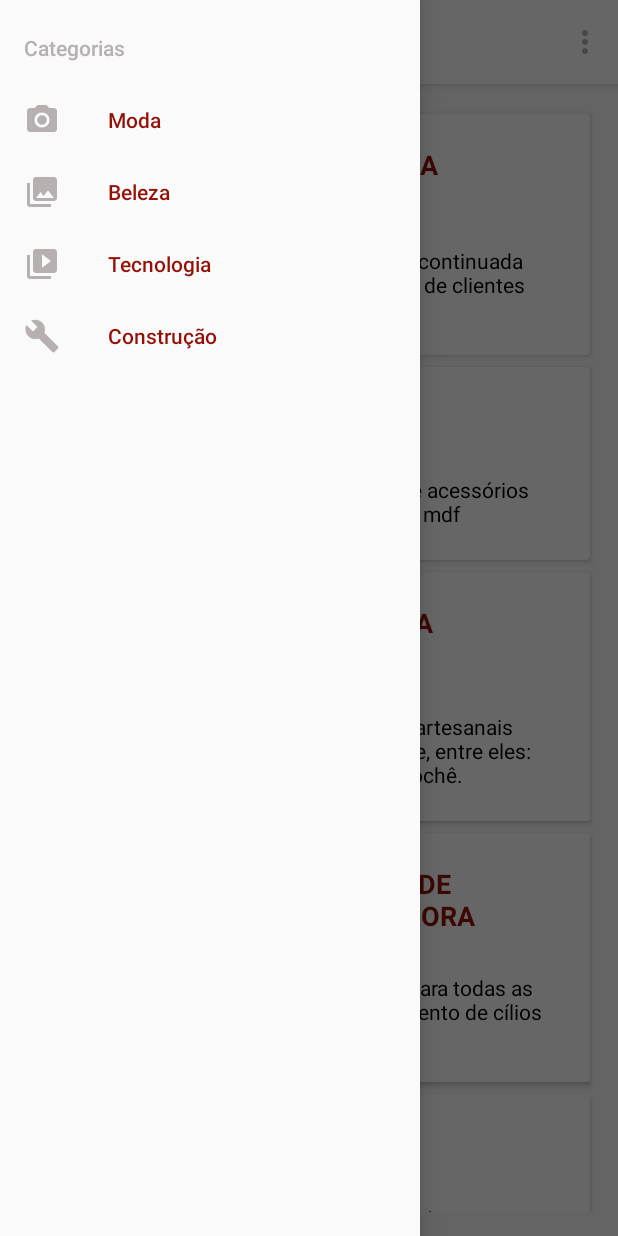
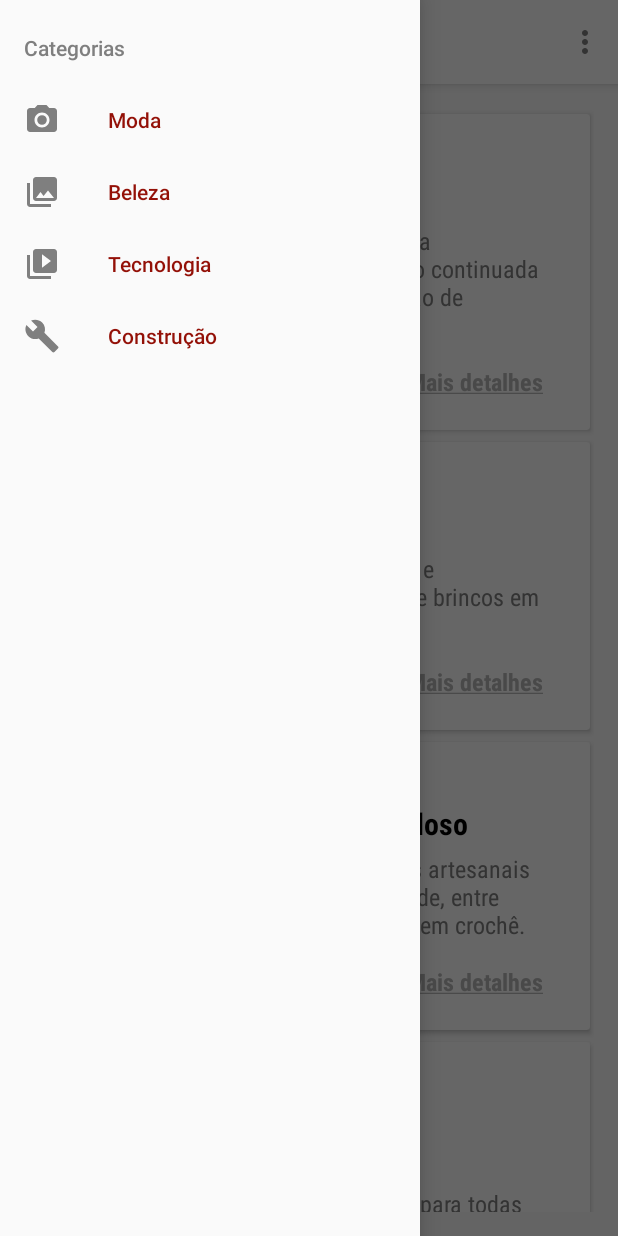
Before and after one commit to kterra/kilombu-android, an Android app: the screen it shows after launch (MainActivity), with the side drawer open, on a phone screen of 412 x 824 dp. Run offline under Robolectric (Android 15) with nearby library versions, the light colour scheme and no system bars.

Commit message:
design main activity

```diff
--- a/app/src/main/res/layout/activity_gallery.xml
+++ b/app/src/main/res/layout/activity_gallery.xml
@@ -5,7 +5,7 @@
     android:layout_width="wrap_content"
     android:layout_height="wrap_content"
     android:columnCount="2"
-    android:orientaion="horizontal"
+    android:orientation="vertical"
     android:paddingBottom="30dp"
     android:paddingLeft="16dp"
     android:paddingRight="16dp"
--- a/app/src/main/res/layout/item.xml
+++ b/app/src/main/res/layout/item.xml
@@ -23,34 +23,37 @@
             android:layout_marginRight="16dp"
             /> -->
 
+
+        <TextView
+            android:layout_width="wrap_content"
+            android:layout_height="wrap_content"
+            android:id="@+id/business_category"
+            android:layout_alignParentLeft="true"
+            android:layout_alignParentTop="true"
+            android:layout_marginLeft="5dp"
+            android:layout_marginTop="5dp"
+            android:fontFamily="sans-serif-condensed"
+            android:textSize="14sp"
+            android:textColor="@color/textview_category"
+
+            />
+
         <TextView
             android:layout_width="wrap_content"
             android:layout_height="wrap_content"
             android:id="@+id/business_name"
-            android:textAllCaps="true"
             android:layout_alignParentLeft="true"
-            android:layout_alignParentTop="true"
-            android:layout_marginTop="5dp"
-            android:layout_marginBottom="1dp"
+            android:layout_below="@id/business_category"
+            android:layout_marginBottom="5dp"
             android:layout_marginRight="16dp"
             android:layout_marginLeft="5dp"
-            android:textSize="18sp"
+            android:fontFamily="sans-serif-condensed"
+            android:textSize="20sp"
             android:textStyle="bold"
-            android:textColor="@color/primary_text_material_light"
+            android:textColor="@color/colorDescription"
+
             />
-        <TextView
-            android:layout_width="wrap_content"
-            android:layout_height="wrap_content"
-            android:id="@+id/business_category"
-            android:textAllCaps="true"
-            android:layout_alignParentLeft="true"
-            android:layout_marginRight="16dp"
-            android:layout_marginLeft="5dp"
-            android:layout_marginBottom="5dp"
-            android:layout_below="@id/business_name"
-            android:textSize="14sp"
-            android:textColor="@color/secondary_text_material_light"
-            />
+
 
         <TextView
             android:layout_width="wrap_content"
@@ -60,10 +63,35 @@
             android:layout_marginRight="16dp"
             android:layout_marginLeft="5dp"
             android:layout_marginBottom="5dp"
-            android:layout_below="@id/business_category"
-            android:textSize="14sp"
-            android:textColor="@color/colorDescription"
+            android:layout_below="@id/business_name"
+            android:textSize="16sp"
+            android:fontFamily="sans-serif-condensed"
+            android:textColor="@color/secondary_text_material_light"
             />
+
+
+
+        <TextView
+            android:layout_width="wrap_content"
+            android:layout_height="wrap_content"
+            android:id="@+id/see_details"
+            android:layout_alignParentRight="true"
+            android:text="@string/see_details"
+            android:layout_marginRight="5dp"
+            android:layout_marginLeft="5dp"
+            android:layout_marginTop="5dp"
+            android:layout_below="@id/business_description"
+            android:paddingLeft="10dp"
+            android:paddingRight="10dp"
+            android:paddingBottom="5dp"
+            android:paddingTop="5dp"
+            android:fontFamily="sans-serif-condensed"
+            android:textSize="16sp"
+            android:textStyle="bold"
+            android:textColor="@color/colorPrimaryDark"
+
+            />
+
 
 
     </RelativeLayout>
--- a/app/src/main/res/values/colors.xml
+++ b/app/src/main/res/values/colors.xml
@@ -5,7 +5,9 @@
     <color name="colorAccent">#D32F2F</color>
     <color name="colorDescription">#000000</color>
     <color name="primary_text_material_light">#931007</color>
-    <color name="secondary_text_material_light">#b6b0b0</color>
+    <color name="secondary_text_material_light">#7f7f7f</color>
+
+    <color name="textview_category">#941100</color>
 
     <color name="button_background_color">#941100</color>
     <color name="button_stroke_color">#941100</color>
--- a/app/src/main/res/values/strings.xml
+++ b/app/src/main/res/values/strings.xml
@@ -7,6 +7,7 @@
     <string name="action_settings">Configurações</string>
     <string name="profile">Perfil</string>
     <string name="businessProfile">Negócio</string>
+    <string name="see_details"><u>Mais detalhes</u></string>
 
 
     <!-- Hardcoded sample comments -->
```
Also changed, not shown: app/src/main/res/drawable/category_textview.xml (added, +10 -0 lines).
